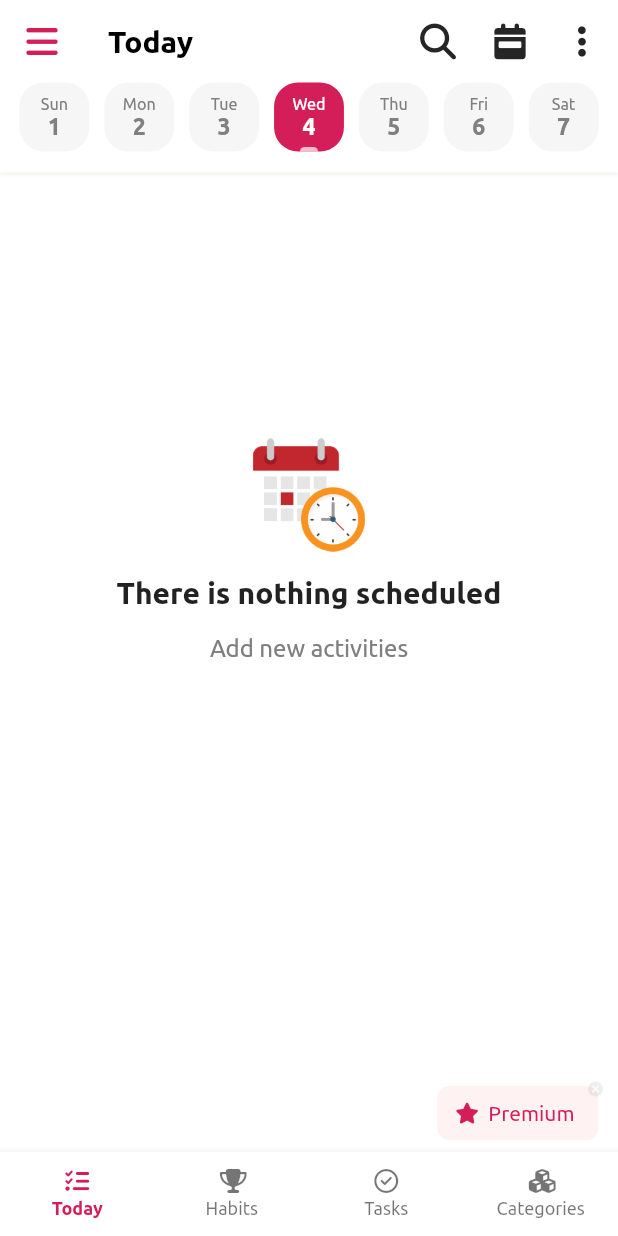
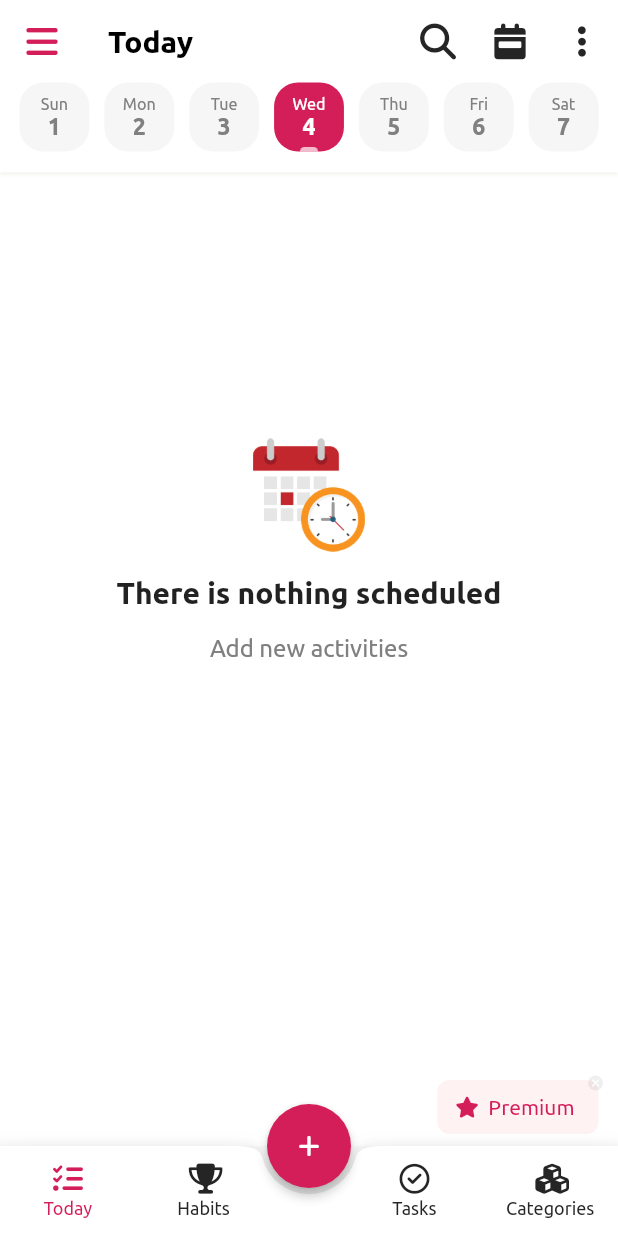
Before and after one commit to felipesantoos/habit-now-clone, a Flutter app: the screen it shows after launch, on a phone screen of 412 x 824 dp. Run offline on Flutter 3.47's test engine with Material 2 defaults, Android fonts, the phone set to English and light mode, and no system bars; our stand-ins replace font_awesome_flutter; project files that could hold a hidden picture were left out.

Commit message:
Add floating action bar and replacing bottom navigation bar to bottom app bar (#7)

```diff
--- a/lib/pages/activities_page.dart
+++ b/lib/pages/activities_page.dart
@@ -50,7 +50,18 @@ class _ActivitiesPageState extends State<ActivitiesPage> {
       child: Scaffold(
         appBar: _appBar(),
         body: _body(context),
-        bottomNavigationBar: _bottomNavigationBar(),
+        bottomNavigationBar: _bottomAppBar(),
+        floatingActionButton: FloatingActionButton(
+          onPressed: () {},
+          backgroundColor: _appPinkColor,
+          elevation: 3.0,
+          tooltip: 'Add activity',
+          child: const Icon(
+            FontAwesomeIcons.plus,
+            size: 16.0,
+          ),
+        ),
+        floatingActionButtonLocation: FloatingActionButtonLocation.centerDocked,
       ),
     );
   }
@@ -325,55 +336,87 @@ class _ActivitiesPageState extends State<ActivitiesPage> {
     });
   }
 
-  _bottomNavigationBar() {
-    return BottomNavigationBar(
-      backgroundColor: _appWhiteColor,
-      elevation: 5.0,
-      type: BottomNavigationBarType.fixed,
-      currentIndex: _selectedIndex,
-      onTap: _setSelectedBottomNavigationItem,
-      selectedItemColor: _appPinkColor,
-      selectedIconTheme: const IconThemeData(size: 16.0),
-      selectedFontSize: 12.0,
-      selectedLabelStyle: const TextStyle(
-        fontFamily: _defaultFontFamily,
-        fontWeight: FontWeight.bold,
-      ),
-      unselectedIconTheme: const IconThemeData(size: 16.0),
-      unselectedFontSize: 12.0,
-      unselectedLabelStyle: const TextStyle(fontFamily: _defaultFontFamily),
-      items: <BottomNavigationBarItem>[
-        _bottomNavigationBarItem(
+  _bottomAppBar() {
+    return BottomAppBar(
+      shape: const CircularNotchedRectangle(),
+      child: Row(
+        mainAxisSize: MainAxisSize.max,
+        mainAxisAlignment: MainAxisAlignment.spaceBetween,
+        children: <Widget>[
+          _bottomAppBarItem(
             icon: FontAwesomeIcons.listCheck,
             label: 'Today',
+            index: 0,
           ),
-        _bottomNavigationBarItem(
+          _bottomAppBarItem(
             icon: FontAwesomeIcons.trophy,
             label: 'Habits',
+            index: 1,
           ),
-        _bottomNavigationBarItem(
+          const SizedBox(width: 50.0),
+          _bottomAppBarItem(
             icon: FontAwesomeIcons.circleCheck,
             label: 'Tasks',
+            index: 2,
           ),
-        _bottomNavigationBarItem(
+          _bottomAppBarItem(
             icon: FontAwesomeIcons.cubes,
             label: 'Categories',
+            index: 3,
           ),
         ],
+      ),
     );
   }
 
-  _bottomNavigationBarItem({required IconData? icon, required String? label}) {
-    return BottomNavigationBarItem(
-      icon: Padding(
+  _bottomAppBarItem({
+    required IconData icon,
+    required String label,
+    required int index,
+  }) {
+    debugPrint((index == _selectedIndex).toString());
+    return Expanded(
+      child: SizedBox(
+        height: 60.0,
+        child: Material(
+          type: MaterialType.transparency,
+          child: InkWell(
+            radius: 200.0,
+            borderRadius: BorderRadius.circular(30.0),
+            onTap: () => _setSelectedBottomAppBarItem(index),
+            child: Column(
+              mainAxisSize: MainAxisSize.min,
+              mainAxisAlignment: MainAxisAlignment.center,
+              children: <Widget>[
+                Padding(
                   padding: const EdgeInsets.only(bottom: 4.0),
-        child: Icon(icon),
+                  child: Icon(
+                    icon,
+                    size: 20.0,
+                    color: index == _selectedIndex
+                        ? _appPinkColor
+                        : _appGreyIconColor,
                   ),
-      label: label,
+                ),
+                Text(
+                  label,
+                  style: TextStyle(
+                    fontFamily: _defaultFontFamily,
+                    fontSize: 12.0,
+                    color: index == _selectedIndex
+                        ? _appPinkColor
+                        : _appGreyIconColor,
+                  ),
+                ),
+              ],
+            ),
+          ),
+        ),
+      ),
     );
   }
 
-  _setSelectedBottomNavigationItem(int index) {
+  _setSelectedBottomAppBarItem(int index) {
     setState(() {
       _selectedIndex = index;
     });
```
Lines whose indentation alone changed are shown as unchanged.
